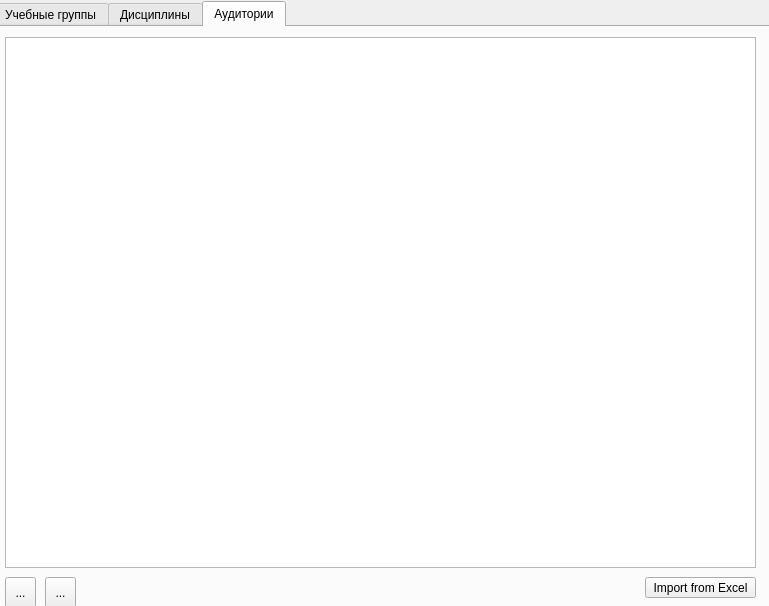
lavakalas/MedSchedule, file ui/ms.ui: the form before one commit.
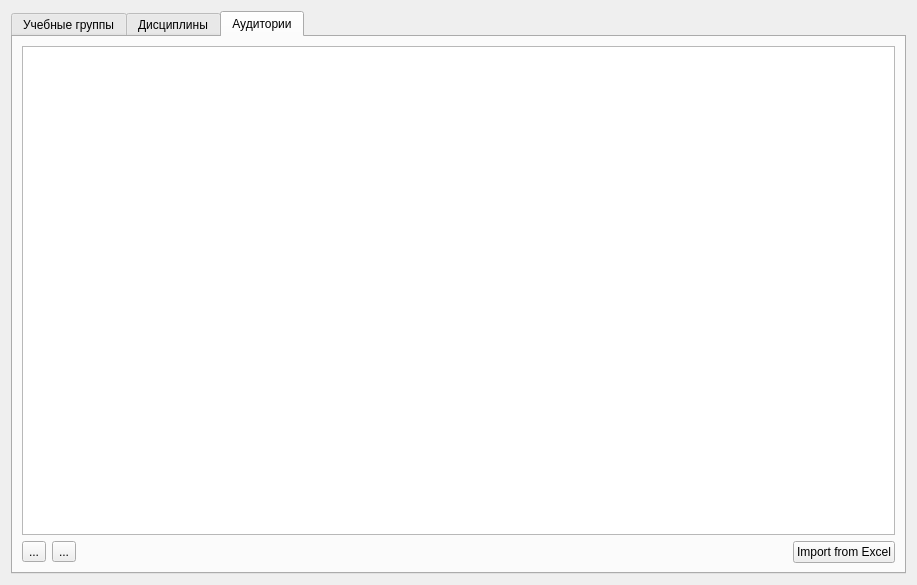
The form after the commit. The open tabs and pages were chosen to show the change. Icons and pictures are not drawn.

The edit to the form file:
```diff
--- a/ui/ms.ui
+++ b/ui/ms.ui
@@ -6,22 +6,16 @@
    <rect>
     <x>0</x>
     <y>0</y>
-    <width>769</width>
-    <height>606</height>
+    <width>917</width>
+    <height>585</height>
    </rect>
   </property>
   <property name="windowTitle">
    <string>Form</string>
   </property>
+  <layout class="QGridLayout" name="gridLayout_4">
+   <item row="0" column="0">
   <widget class="QTabWidget" name="tabWidget">
-   <property name="geometry">
-    <rect>
-     <x>-7</x>
-     <y>1</y>
-     <width>781</width>
-     <height>611</height>
-    </rect>
-   </property>
    <property name="currentIndex">
     <number>0</number>
    </property>
@@ -153,38 +147,14 @@
     <attribute name="title">
      <string>Аудитории</string>
     </attribute>
-    <widget class="QTableView" name="tv_Rooms">
-     <property name="geometry">
-      <rect>
-       <x>10</x>
-       <y>10</y>
-       <width>751</width>
-       <height>531</height>
-      </rect>
-     </property>
-    </widget>
-    <widget class="QPushButton" name="pb_ImportRooms">
-     <property name="geometry">
-      <rect>
-       <x>650</x>
-       <y>550</y>
-       <width>111</width>
-       <height>21</height>
-      </rect>
-     </property>
-     <property name="text">
-      <string>Import from Excel</string>
-     </property>
-    </widget>
+      <layout class="QGridLayout" name="gridLayout_3">
+       <item row="0" column="0">
+        <widget class="QTableView" name="tv_Rooms"/>
+       </item>
+       <item row="1" column="0">
+        <layout class="QHBoxLayout" name="horizontalLayout_3">
+         <item>
     <widget class="QToolButton" name="tb_AddRoom">
-     <property name="geometry">
-      <rect>
-       <x>10</x>
-       <y>550</y>
-       <width>31</width>
-       <height>31</height>
-      </rect>
-     </property>
      <property name="text">
       <string>...</string>
      </property>
@@ -193,15 +163,9 @@
        <normaloff>AddIcon.png</normaloff>AddIcon.png</iconset>
      </property>
     </widget>
+         </item>
+         <item>
     <widget class="QToolButton" name="tb_DelRoom">
-     <property name="geometry">
-      <rect>
-       <x>50</x>
-       <y>550</y>
-       <width>31</width>
-       <height>31</height>
-      </rect>
-     </property>
      <property name="text">
       <string>...</string>
      </property>
@@ -210,8 +174,34 @@
        <normaloff>DelIcon.png</normaloff>DelIcon.png</iconset>
      </property>
     </widget>
-   </widget>
-  </widget>
+         </item>
+         <item>
+          <spacer name="horizontalSpacer_3">
+           <property name="orientation">
+            <enum>Qt::Horizontal</enum>
+           </property>
+           <property name="sizeHint" stdset="0">
+            <size>
+             <width>40</width>
+             <height>20</height>
+            </size>
+           </property>
+          </spacer>
+         </item>
+         <item>
+          <widget class="QPushButton" name="pb_ImportRooms">
+           <property name="text">
+            <string>Import from Excel</string>
+           </property>
+          </widget>
+         </item>
+        </layout>
+       </item>
+      </layout>
+     </widget>
+    </widget>
+   </item>
+  </layout>
  </widget>
  <resources/>
  <connections/>
```
Left out of the diff: 146 changed lines with no effect on the pictures. Lines whose indentation alone changed are shown as unchanged.
